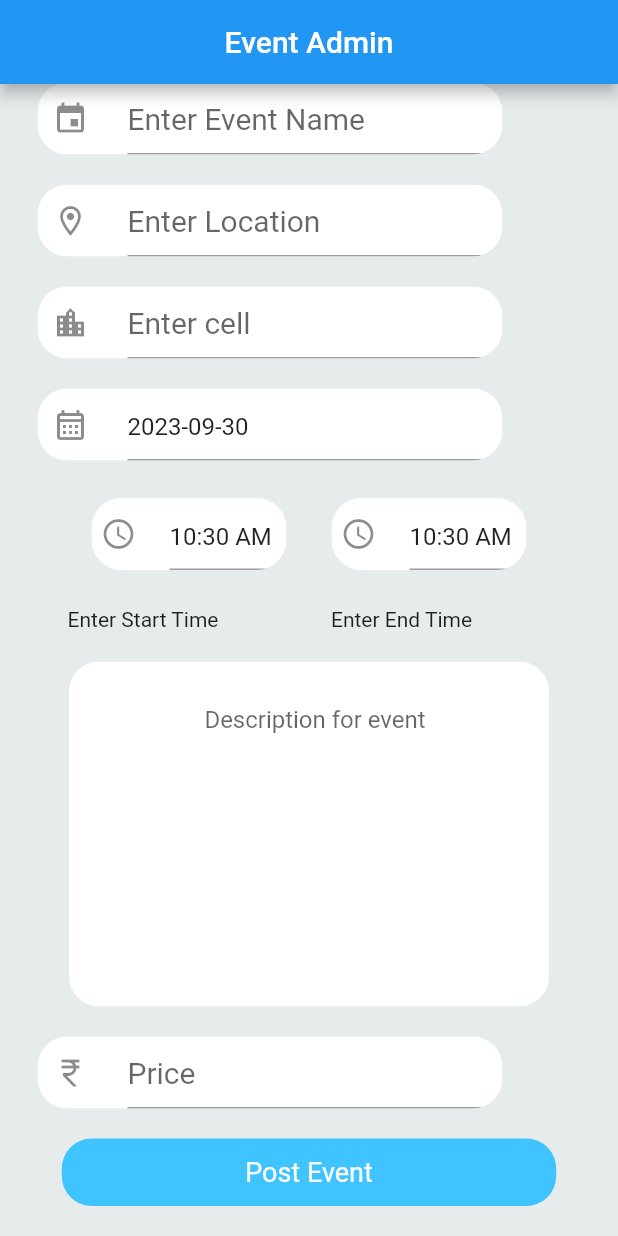
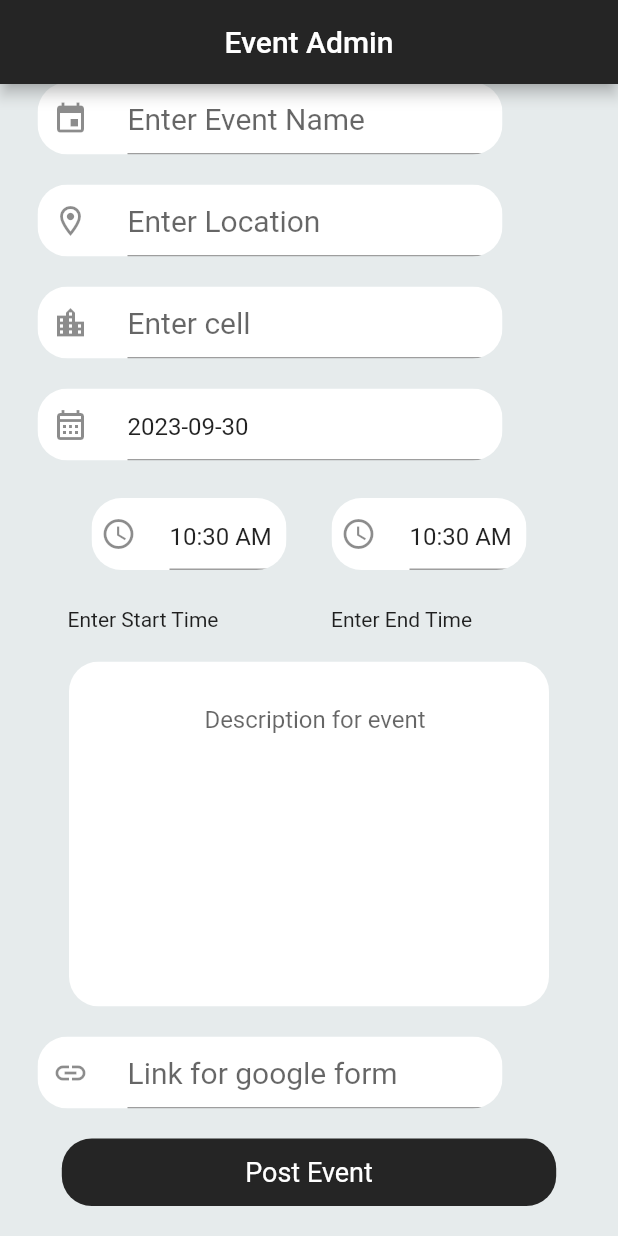
Before and after one commit to Nithin-Nair/dummy, a Flutter app: the CellAdmin screen opened directly, scrolled down 215 dp, on a phone screen of 412 x 824 dp. Run offline on Flutter 3.47's test engine with Material 2 defaults, Android fonts, the phone set to English and light mode, and no system bars; our stand-ins replace badges, cached_network_image, carousel_slider, cloud_firestore, firebase_auth, firebase_core and 7 more; accounts and stored records are empty; network calls fail.

```diff
--- a/lib/events and cells/admin.dart
+++ b/lib/events and cells/admin.dart
@@ -21,7 +21,7 @@ class _CellAdminState extends State<CellAdmin> {
   final locationController = TextEditingController();
   late String cell;
   final descriptionController = TextEditingController();
-  final priceController = TextEditingController();
+  final google_link_Controller = TextEditingController();
   late String eventImage;
   File? _image;
   final ImagePicker _imagePicker = ImagePicker();
@@ -130,6 +130,7 @@ class _CellAdminState extends State<CellAdmin> {
     return Scaffold(
       backgroundColor: Color(0xffe6ebec),
       appBar: AppBar(
+        backgroundColor: Color(0xff252525),
         automaticallyImplyLeading: false,
         title: Center(
           child: Text('Event Admin'),
@@ -481,18 +482,18 @@ class _CellAdminState extends State<CellAdmin> {
                       child: Column(
                         children: [
                           TextField(
-                            controller: priceController,
+                            controller: google_link_Controller,
                             onChanged: (value) {
                               // Do something with the value, if needed
                             },
                             decoration: InputDecoration(
-                              hintText: 'Price',
+                              hintText: 'Link for google form',
                               hintStyle: TextStyle(
                                 fontSize: 20,
                               ),
                               icon: Padding(
                                 padding: const EdgeInsets.all(10.0),
-                                child: Icon(Icons.currency_rupee_sharp),
+                                child: Icon(Icons.link),
                               ),
                             ),
                           ),
@@ -526,7 +527,7 @@ class _CellAdminState extends State<CellAdmin> {
                         'eventStartTime': startTimeController.text.trim(),
                         'eventEndTime': endTimeController.text.trim(),
                         'eventDescription': descriptionController.text.trim(),
-                        'eventPrice': priceController.text.trim(),
+                        'eventFormLink': google_link_Controller.text.trim(),
                         'eventImage' : eventImage,
                       };
 
@@ -545,7 +546,7 @@ class _CellAdminState extends State<CellAdmin> {
                     width: MediaQuery.of(context).size.width * .8,
                     decoration: BoxDecoration(
                       borderRadius: BorderRadius.all(Radius.circular(20)),
-                      color: Colors.lightBlueAccent,
+                      color: Color(0xff252525),
                     ),
                     child: Padding(
                       padding: const EdgeInsets.all(12.0),
--- a/lib/events and cells/description.dart
+++ b/lib/events and cells/description.dart
@@ -1,4 +1,5 @@
 import 'package:flutter/material.dart';
+import 'package:url_launcher/url_launcher.dart';
 class MyDescription extends StatefulWidget {
   final String name;
   final String eimage;
@@ -179,11 +180,20 @@ class _MyDescriptionState extends State<MyDescription> {
                 children: [
                   InkWell(
                     onTap: () {
-                      Navigator.of(context).push(MaterialPageRoute(builder: (context)=> Placeholder()));
+                      // Replace 'your_google_form_link_here' with your actual Google Form link
+                      String googleFormLink = 'https://docs.google.com/forms/d/e/1FAIpQLSeaDn2jZrGYGJj3WFW_wTSqB0mdHTWExMrSOT3DjjXiIRfxbw/viewform?usp=sf_link';
+
+                      launch(googleFormLink).then((result) {
+                        if (result != null) {
+                          print('Google Form opened successfully');
+                        } else {
+                          print('Could not open Google Form');
+                        }
+                      });
                     },
                     child: Container(
                       height: 45,
-                      width: MediaQuery.of(context).size.width*.8,
+                      width: MediaQuery.of(context).size.width * 0.8,
                       decoration: BoxDecoration(
                         borderRadius: BorderRadius.all(Radius.circular(20)),
                         color: Colors.lightBlueAccent,
@@ -194,8 +204,8 @@ class _MyDescriptionState extends State<MyDescription> {
                           'Register',
                           textAlign: TextAlign.center,
                           style: TextStyle(
-                              fontSize: 18,
-                              color: Colors.white
+                            fontSize: 18,
+                            color: Colors.white,
                           ),
                         ),
                       ),
--- a/lib/majorScreen/eventsAndCells.dart
+++ b/lib/majorScreen/eventsAndCells.dart
@@ -1,6 +1,7 @@
 import 'package:dummy/minor%20screens/searchbar.dart';
 import 'package:flutter/material.dart';
 
+import '../events and cells/SearchCells.dart';
 import '../events and cells/description.dart';
 import '../events and cells/streamCells.dart';
 import '../events and cells/streamEvents.dart';
@@ -20,8 +21,8 @@ class _EventAndCellsState extends State<EventAndCells> {
       child: Scaffold(
         backgroundColor: Color(0xffe6ebec),
         appBar: AppBar(
-          backgroundColor: Colors.deepPurple,
-          title: Text('PUCollegiFY'),
+          backgroundColor: Color(0xff252525),
+          title: SearchBar(),
           bottom: TabBar(
             tabs: [
               Tab(text: 'Events'), // First tab label
--- a/pubspec.yaml
+++ b/pubspec.yaml
@@ -20,7 +20,7 @@ publish_to: 'none' # Remove this line if you wish to publish to pub.dev
 version: 1.0.0+1
 
 environment:
-  sdk: '>=2.19.0 <3.0.0'
+  sdk: '>=2.18.0 <3.0.0'
 
 # Dependencies specify other packages that your package needs in order to work.
 # To automatically upgrade your package dependencies to the latest versions
```
Also changed, not shown: lib/events and cells/Cell_Admin.dart (+19 -0 lines), lib/events and cells/eventAndCellAdmin.dart (+20 -2 lines), lib/events and cells/showCell.dart (+4 -3 lines), lib/foodStores/visitStores.dart (+9 -6 lines), lib/main.dart (+8 -1 lines), lib/majorScreen/profile.dart (+12 -12 lines), pubspec.lock, 3 other files.
